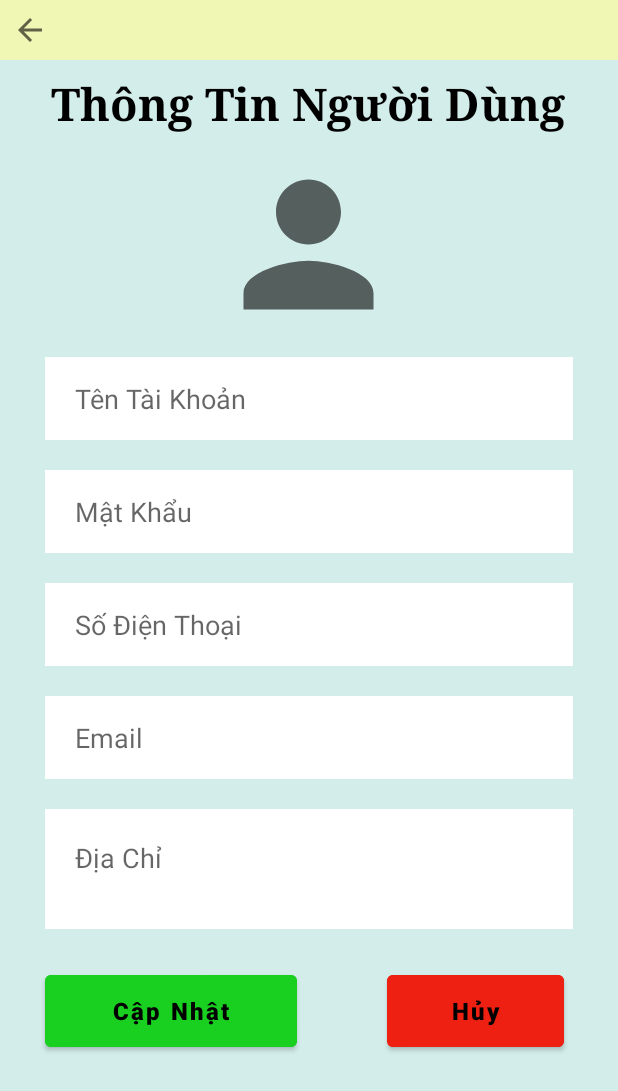
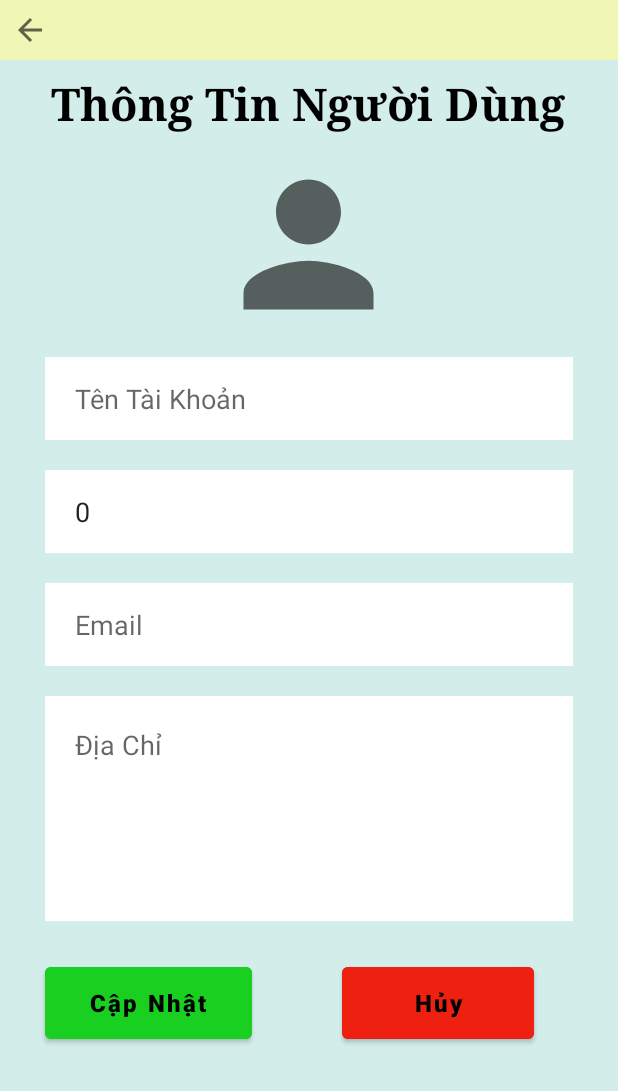
Before and after one commit to luongnhattan2k/theclothesshop, an Android app: the UserInformationActivity screen opened directly, with no data from a screen before it, on a phone screen of 412 x 824 dp. Shown: the top 1091 px of the screen. Run offline under Robolectric (Android 15) with nearby library versions, the phone set to English and light mode, and no system bars; Roboto replaces fonts that are not available here.

Commit message:
Tân 02:10 16/11/2021

```diff
--- a/app/src/main/java/nhattan/lnt/clothesshop/DAO/TaiKhoanDAO.java
+++ b/app/src/main/java/nhattan/lnt/clothesshop/DAO/TaiKhoanDAO.java
@@ -47,6 +47,7 @@ public class TaiKhoanDAO extends BaseAdapter {
         long kiemtra = database.insert(CreateDatabase.tbl_TAIKHOAN, null, contentValues);
         return kiemtra;
     }
+
 
 
     public TaiKhoanDTO KiemTraDangNhap(String tendangnhap, String matkhau){
--- a/app/src/main/java/nhattan/lnt/clothesshop/FragmentApp/MyCartFragment.java
+++ b/app/src/main/java/nhattan/lnt/clothesshop/FragmentApp/MyCartFragment.java
@@ -1,5 +1,6 @@
 package nhattan.lnt.clothesshop.FragmentApp;
 
+import android.content.Intent;
 import android.database.Cursor;
 import android.os.Bundle;
 
@@ -88,9 +89,10 @@ public class MyCartFragment extends Fragment {
         if (Login.taiKhoanDTO.getMATK() == -1)
         {
             Toast.makeText(getActivity(), "Bạn hãy đăng nhập để có thể mua hàng !", Toast.LENGTH_LONG).show();
+            startActivity(new Intent(getActivity(), Login.class));
         }else if (sanPhamArrayList.isEmpty()){
             Toast.makeText(getActivity(), "Bạn chưa mua hàng !", Toast.LENGTH_LONG).show();
         }
-        Toast.makeText(getActivity(), "id cua may la : "+ Login.taiKhoanDTO.getMATK(), Toast.LENGTH_LONG).show();
+//        Toast.makeText(getActivity(), "id cua may la : "+ Login.taiKhoanDTO.getMATK(), Toast.LENGTH_LONG).show();
     }
 }
--- a/app/src/main/java/nhattan/lnt/clothesshop/HomeActivity.java
+++ b/app/src/main/java/nhattan/lnt/clothesshop/HomeActivity.java
@@ -62,11 +62,13 @@ public class HomeActivity extends AppCompatActivity implements NavigationView.On
         AnhXa();
 
         Intent intent = getIntent();
-        int GioHangFra = intent.getIntExtra("Trang", R.id.nav_home);
+        int GioHangFra = intent.getIntExtra("ThemGioHang", R.id.nav_home);
         if(GioHangFra == R.id.nav_mycart){
             navigationView.setCheckedItem(GioHangFra);
             replaceFragment(new MyCartFragment());
         }
+
+
 
         HienThiTen();
     }
--- a/app/src/main/java/nhattan/lnt/clothesshop/ProductActivity.java
+++ b/app/src/main/java/nhattan/lnt/clothesshop/ProductActivity.java
@@ -62,9 +62,9 @@ public class ProductActivity extends AppCompatActivity {
                         SL,
                         SL * sanPhamDTO.getGiaSP()
                 );
-                Toast.makeText(ProductActivity.this," Đã thêm vào giỏ hàng" + SL,Toast.LENGTH_LONG).show();
+                Toast.makeText(ProductActivity.this," Đã thêm vào giỏ hàng" + " " + SL,Toast.LENGTH_LONG).show();
                 Intent iGiohang = new Intent(ProductActivity.this, HomeActivity.class);
-                iGiohang.putExtra("Trang", R.id.nav_mycart);
+                iGiohang.putExtra("ThemGioHang", R.id.nav_mycart);
 
                 startActivity(iGiohang);
             }
--- a/app/src/main/java/nhattan/lnt/clothesshop/UserInformationActivity.java
+++ b/app/src/main/java/nhattan/lnt/clothesshop/UserInformationActivity.java
@@ -4,8 +4,10 @@ import androidx.appcompat.app.AppCompatActivity;
 
 import android.content.Intent;
 import android.os.Bundle;
+import android.view.View;
 import android.widget.Button;
 import android.widget.EditText;
+import android.widget.ImageButton;
 import android.widget.Toast;
 
 import nhattan.lnt.clothesshop.DAO.TaiKhoanDAO;
@@ -13,8 +15,9 @@ import nhattan.lnt.clothesshop.DTO.TaiKhoanDTO;
 
 public class UserInformationActivity extends AppCompatActivity {
 
-    EditText edt_Taikhoan, edt_Matkhau, edt_Sdt, edt_Email, edt_Diachi;
+    EditText edt_Taikhoan, edt_Sdt, edt_Email, edt_Diachi;
     Button btn_Capnhat;
+    ImageButton ibtn_Exit;
     int id;
 
     @Override
@@ -32,29 +35,40 @@ public class UserInformationActivity extends AppCompatActivity {
 
     private void Anhxa() {
         edt_Taikhoan = findViewById(R.id.edtTaikhoan);
-        edt_Matkhau = findViewById(R.id.edtMatkhau);
         edt_Sdt = findViewById(R.id.edtSdt);
         edt_Email = findViewById(R.id.edtEmail);
         edt_Diachi = findViewById(R.id.edtDiachi);
 
+        ibtn_Exit = findViewById(R.id.ibtnExit);
+        ibtn_Exit.setOnClickListener(new View.OnClickListener() {
+            @Override
+            public void onClick(View v) {
+                Intent iExit = new Intent(UserInformationActivity.this, HomeActivity.class);
+                iExit.putExtra("ExitUser", R.id.nav_profile);
+                startActivity(iExit);
+            }
+        });
+
         btn_Capnhat = findViewById(R.id.btnCapnhat);
-
 
     }
 
     private void GetData() {
         //get data
         String tentaikhoan = Login.taiKhoanDTO.getTENTK();
-        String matkhau = Login.taiKhoanDTO.getMATKHAU();
         int sdt = Login.taiKhoanDTO.getSDT();
         String email = Login.taiKhoanDTO.getEMAIL();
         String diachi = Login.taiKhoanDTO.getDIACHI();
 
         edt_Taikhoan.setText(tentaikhoan);
-        edt_Matkhau.setText(matkhau);
-        edt_Sdt.setText(sdt);
+        edt_Sdt.setText(String.valueOf(sdt));
         edt_Email.setText(email);
         edt_Diachi.setText(diachi);
 
+        if (Login.taiKhoanDTO.getMATK() == -1)
+        {
+            Toast.makeText(this, "Bạn chưa đăng nhập !", Toast.LENGTH_LONG).show();
+            startActivity(new Intent(this, Login.class));
+        }
     }
 }
--- a/app/src/main/res/layout/activity_user_information.xml
+++ b/app/src/main/res/layout/activity_user_information.xml
@@ -60,21 +60,6 @@
         tools:ignore="SpeakableTextPresentCheck" />
 
     <EditText
-        android:id="@+id/edtMatkhau"
-        android:layout_width="match_parent"
-        android:layout_height="55dp"
-        android:layout_gravity="center"
-        android:layout_marginLeft="@dimen/size30dp"
-        android:layout_marginTop="@dimen/size20dp"
-        android:layout_marginRight="@dimen/size30dp"
-        android:background="@color/white"
-        android:ems="10"
-        android:hint="@string/password"
-        android:inputType="textPersonName"
-        android:paddingLeft="@dimen/size20dp"
-        tools:ignore="SpeakableTextPresentCheck" />
-
-    <EditText
         android:id="@+id/edtSdt"
         android:layout_width="match_parent"
         android:layout_height="55dp"
@@ -107,7 +92,7 @@
     <EditText
         android:id="@+id/edtDiachi"
         android:layout_width="match_parent"
-        android:layout_height="80dp"
+        android:layout_height="150dp"
         android:gravity="center|left|top"
         android:layout_marginLeft="@dimen/size30dp"
         android:layout_marginTop="@dimen/size20dp"
@@ -129,7 +114,7 @@
 
         <Button
             android:id="@+id/btnCapnhat"
-            android:layout_width="150dp"
+            android:layout_width="110dp"
             android:layout_height="60dp"
             android:layout_weight="1"
             android:layout_gravity="center"
--- a/app/src/main/res/layout/toolbar.xml
+++ b/app/src/main/res/layout/toolbar.xml
@@ -55,8 +55,9 @@
         android:id="@+id/fab"
         android:layout_width="wrap_content"
         android:layout_height="wrap_content"
-        android:layout_gravity="bottom|end"
-        android:layout_margin="@dimen/size20dp"
+        android:layout_gravity="end|bottom"
+        android:layout_marginBottom="@dimen/size60dp"
+        android:layout_marginRight="@dimen/size20dp"
         android:backgroundTint="@color/vang_nhat"
         android:src="@drawable/baseline_phone_24"
         tools:ignore="SpeakableTextPresentCheck" />
```
Also changed, not shown: app/src/main/res/layout/activity_product.xml (+6 -6 lines).
